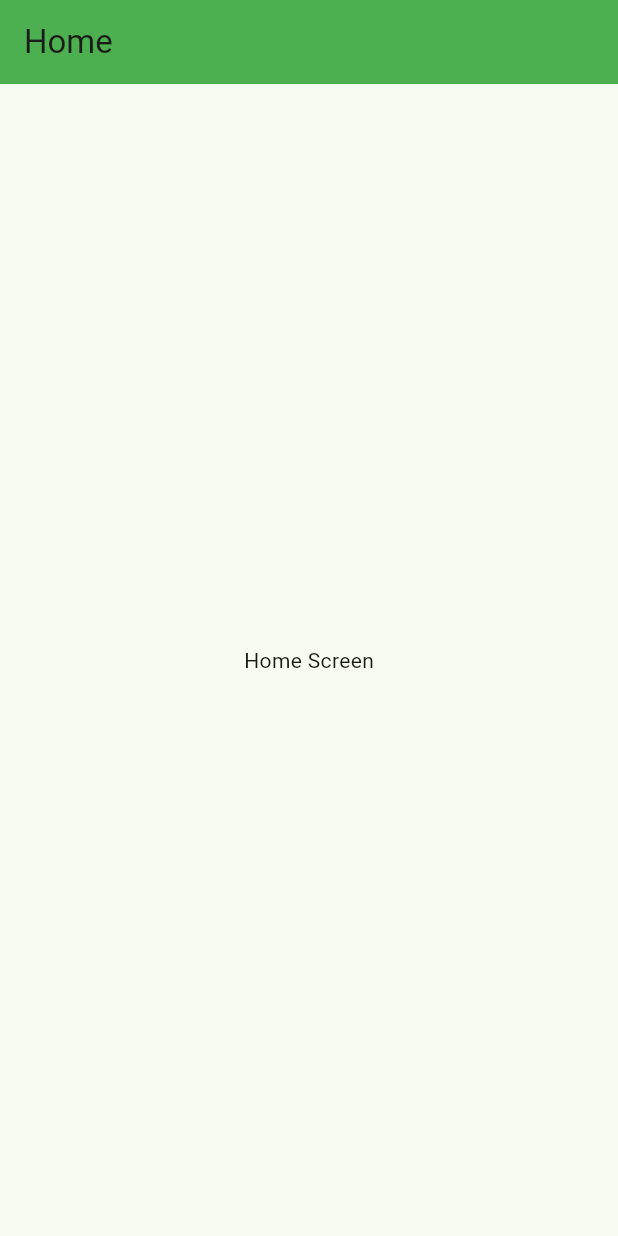
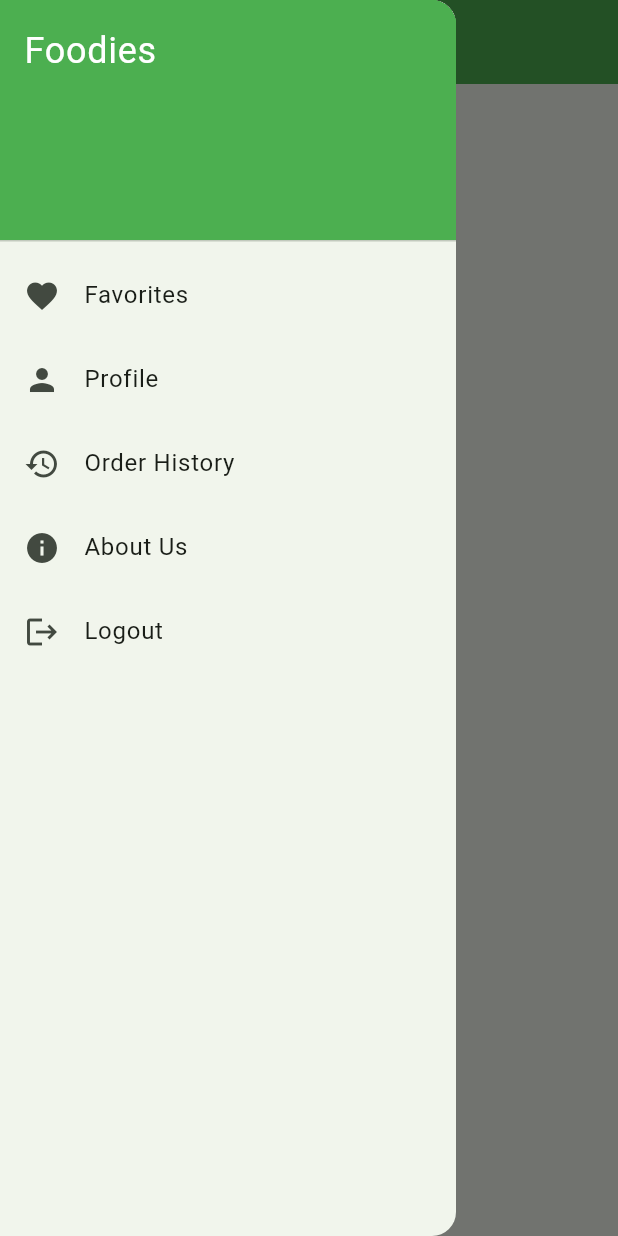
Before and after one commit to itscodemine/foodies, a Flutter app: the HomeScreen screen opened directly, with the side drawer open (before the commit the screen has no drawer), on a phone screen of 412 x 824 dp. Run offline on Flutter 3.47's test engine with Material 3 defaults, Android fonts, the phone set to English and light mode, and no system bars; our stand-ins replace cloud_firestore, firebase_auth, firebase_core; accounts and stored records are empty.

Commit message:
feat: add user logout

```diff
--- a/lib/models/user_model.dart
+++ b/lib/models/user_model.dart
@@ -2,14 +2,14 @@ class UserModel {
   final String id;
   final String name;
   final String email;
-  final String? image;
+  final String? imageUrl;
   final DateTime joinAt;
 
   UserModel({
     required this.id,
     required this.name,
     required this.email,
-    this.image,
+    this.imageUrl,
     required this.joinAt,
   });
 
@@ -18,7 +18,7 @@ class UserModel {
       id: id,
       name: json['name'],
       email: json['email'],
-      image: json['image'],
+      imageUrl: json['image_url'],
       joinAt: DateTime.fromMillisecondsSinceEpoch(json['join_at']),
     );
   }
@@ -27,7 +27,7 @@ class UserModel {
     return {
       'name': name,
       'email': email,
-      'image': image,
+      'image_url': imageUrl,
       'join_at': joinAt.millisecondsSinceEpoch,
     };
   }
--- a/lib/services/auth_services.dart
+++ b/lib/services/auth_services.dart
@@ -48,4 +48,8 @@ class AuthServices {
       return null;
     }
   }
+
+  Future<void> signOut() async {
+    await _auth.signOut();
+  }
 }
--- a/lib/ui/screens/home_screen.dart
+++ b/lib/ui/screens/home_screen.dart
@@ -1,4 +1,6 @@
 import 'package:flutter/material.dart';
+import 'package:foodies/services/auth_services.dart';
+import 'package:foodies/ui/screens/login_screen.dart';
 
 class HomeScreen extends StatelessWidget {
   const HomeScreen({super.key});
@@ -10,6 +12,57 @@ class HomeScreen extends StatelessWidget {
         title: const Text('Home'),
         backgroundColor: Colors.green,
       ),
+      drawer: Drawer(
+        child: ListView(
+          padding: EdgeInsets.zero,
+          children: <Widget>[
+            const DrawerHeader(
+              decoration: BoxDecoration(
+                color: Colors.green,
+              ),
+              child: Text(
+                'Foodies',
+                style: TextStyle(
+                  color: Colors.white,
+                  fontSize: 24,
+                ),
+              ),
+            ),
+            ListTile(
+              leading: const Icon(Icons.favorite),
+              title: const Text('Favorites'),
+              onTap: () {},
+            ),
+            ListTile(
+              leading: const Icon(Icons.person),
+              title: const Text('Profile'),
+              onTap: () {},
+            ),
+            ListTile(
+              leading: const Icon(Icons.history),
+              title: const Text('Order History'),
+              onTap: () {},
+            ),
+            ListTile(
+              leading: const Icon(Icons.info),
+              title: const Text('About Us'),
+              onTap: () {},
+            ),
+            ListTile(
+              leading: const Icon(Icons.logout),
+              title: const Text('Logout'),
+              onTap: () async {
+                await AuthServices().signOut();
+                Navigator.pushAndRemoveUntil(
+                  context,
+                  MaterialPageRoute(builder: (context) => const LoginScreen()),
+                  (route) => false,
+                );
+              },
+            ),
+          ],
+        ),
+      ),
       body: const Center(
         child: Text('Home Screen'),
       ),
```
